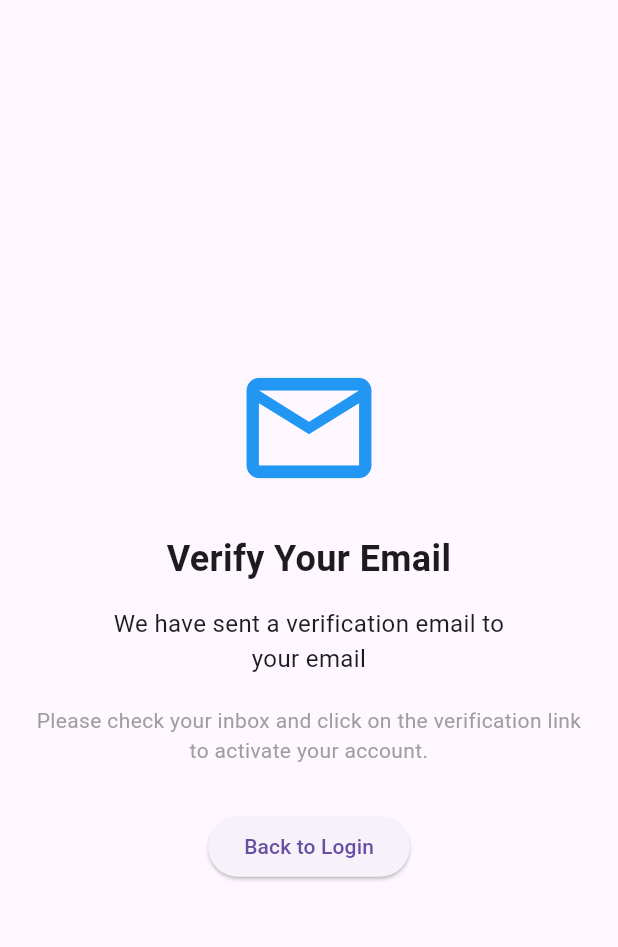
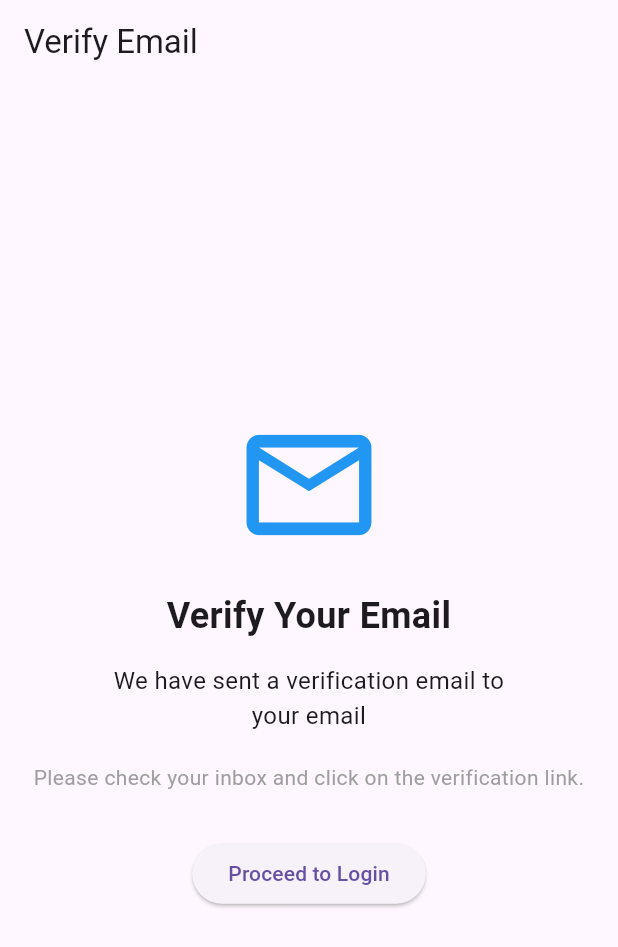
Before and after one commit to mohamedBejaoui12/path_pal, a Flutter app: the EmailVerificationScreen screen opened by its route, on a phone screen of 412 x 824 dp. Shown: the top 947 px of the screen. Run offline on Flutter 3.47's test engine with Material 3 defaults, Android fonts, the phone set to English and light mode, and no system bars; our stand-ins replace email_validator, flutter_riverpod, go_router, supabase_flutter; accounts and stored records are empty.

Commit message:
first commit

```diff
--- a/lib/features/authentication/presentation/email_verification_screen.dart
+++ b/lib/features/authentication/presentation/email_verification_screen.dart
@@ -1,23 +1,24 @@
 import 'package:flutter/material.dart';
-import 'package:flutter_riverpod/flutter_riverpod.dart';
 import 'package:go_router/go_router.dart';
 
-import '../providers/auth_provider.dart';
-
-class EmailVerificationScreen extends ConsumerWidget {
+class EmailVerificationScreen extends StatelessWidget {
   final String email;
 
   const EmailVerificationScreen({
-    Key? key,
-    required this.email
-  }) : super(key: key);
+    super.key,
+    required this.email,
+  });
 
   @override
-  Widget build(BuildContext context, WidgetRef ref) {
+  Widget build(BuildContext context) {
     return Scaffold(
+      appBar: AppBar(
+        title: const Text('Verify Email'),
+        automaticallyImplyLeading: false, // Remove back button
+      ),
       body: Center(
         child: Padding(
-          padding: const EdgeInsets.all(20.0),
+          padding: const EdgeInsets.all(16.0),
           child: Column(
             mainAxisAlignment: MainAxisAlignment.center,
             crossAxisAlignment: CrossAxisAlignment.center,
@@ -44,7 +45,7 @@ class EmailVerificationScreen extends ConsumerWidget {
               ),
               const SizedBox(height: 20),
               const Text(
-                'Please check your inbox and click on the verification link to activate your account.',
+                'Please check your inbox and click on the verification link.',
                 style: TextStyle(
                   fontSize: 14,
                   color: Colors.grey,
@@ -53,12 +54,8 @@ class EmailVerificationScreen extends ConsumerWidget {
               ),
               const SizedBox(height: 30),
               ElevatedButton(
-                onPressed: () {
-                  // Simply log out and return to login screen
-                  ref.read(authProvider.notifier).logout();
-                  context.go('/login');
-                },
-                child: const Text('Back to Login'),
+                onPressed: () => context.go('/login'),
+                child: const Text('Proceed to Login'),
               ),
             ],
           ),
--- a/lib/features/home/presentation/home_screen.dart
+++ b/lib/features/home/presentation/home_screen.dart
@@ -3,7 +3,6 @@ import 'package:flutter_riverpod/flutter_riverpod.dart';
 import 'package:go_router/go_router.dart';
 import 'package:pfe1/features/authentication/providers/auth_provider.dart';
 
-import '../../../features/authentication/data/auth_service.dart';
 
 class HomeScreen extends ConsumerWidget {
   const HomeScreen({Key? key}) : super(key: key);
--- a/lib/main.dart
+++ b/lib/main.dart
@@ -7,6 +7,7 @@ import 'core/config/app_config.dart';
 import 'features/authentication/data/auth_service.dart';
 
 Future<void> main() async {
+
   WidgetsFlutterBinding.ensureInitialized();
 
   // Initialize Supabase
```
Also changed, not shown: lib/core/app/app.dart (+15 -27 lines), lib/features/authentication/presentation/login_screen.dart (+30 -9 lines), lib/features/authentication/presentation/signup_screen.dart (+4 -3 lines), lib/features/authentication/providers/auth_provider.dart (+20 -2 lines).
